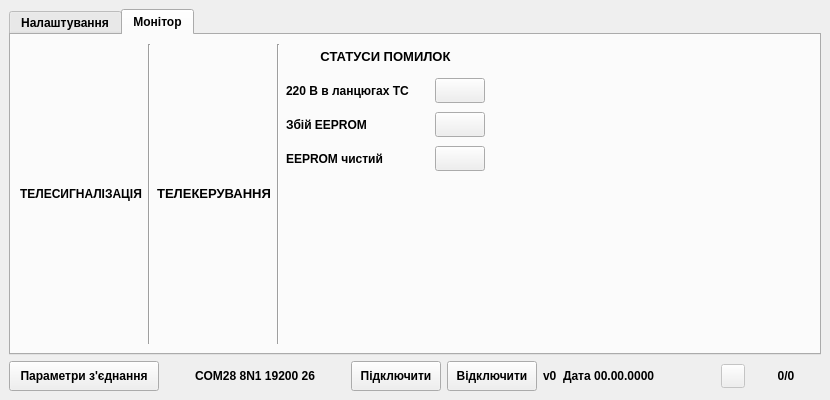
This is mdio.ui in Goodjamp/Mdio as Qt 5 draws it before an edit. The edited form follows.
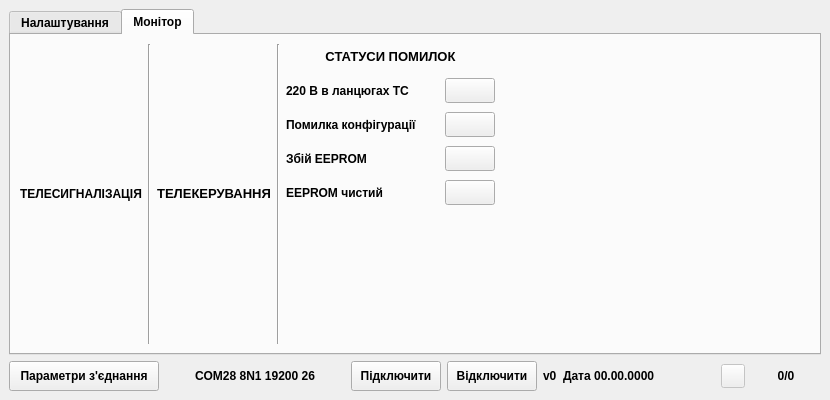
This is the edited form.

Commit message: Added the *Configuration Error* status indicaiotn

Diff of the .ui file:
```diff
--- a/mdio.ui
+++ b/mdio.ui
@@ -1024,11 +1024,59 @@
           </item>
           <item>
            <layout class="QGridLayout" name="gridLayout_2">
-            <item row="1" column="0">
+            <item row="0" column="0">
+             <widget class="QLabel" name="l220STate">
+              <property name="minimumSize">
+               <size>
+                <width>150</width>
+                <height>25</height>
+               </size>
+              </property>
+              <property name="maximumSize">
+               <size>
+                <width>130</width>
+                <height>25</height>
+               </size>
+              </property>
+              <property name="font">
+               <font>
+                <pointsize>9</pointsize>
+                <weight>75</weight>
+                <bold>true</bold>
+               </font>
+              </property>
+              <property name="text">
+               <string>220 В в ланцюгах ТС</string>
+              </property>
+             </widget>
+            </item>
+            <item row="3" column="1">
+             <widget class="QPushButton" name="pbEepromClearStatus">
+              <property name="minimumSize">
+               <size>
+                <width>50</width>
+                <height>25</height>
+               </size>
+              </property>
+              <property name="maximumSize">
+               <size>
+                <width>50</width>
+                <height>25</height>
+               </size>
+              </property>
+              <property name="text">
+               <string/>
+              </property>
+              <property name="checkable">
+               <bool>true</bool>
+              </property>
+             </widget>
+            </item>
+            <item row="2" column="0">
              <widget class="QLabel" name="label_6">
               <property name="minimumSize">
                <size>
-                <width>140</width>
+                <width>150</width>
                 <height>25</height>
                </size>
               </property>
@@ -1050,33 +1098,11 @@
               </property>
              </widget>
             </item>
-            <item row="0" column="1">
-             <widget class="QPushButton" name="pbVoltageOnTcStatus">
-              <property name="minimumSize">
-               <size>
-                <width>50</width>
-                <height>25</height>
-               </size>
-              </property>
-              <property name="maximumSize">
-               <size>
-                <width>50</width>
-                <height>25</height>
-               </size>
-              </property>
-              <property name="text">
-               <string/>
-              </property>
-              <property name="checkable">
-               <bool>true</bool>
-              </property>
-             </widget>
-            </item>
-            <item row="2" column="0">
+            <item row="3" column="0">
              <widget class="QLabel" name="label_12">
               <property name="minimumSize">
                <size>
-                <width>140</width>
+                <width>150</width>
                 <height>25</height>
                </size>
               </property>
@@ -1099,54 +1125,6 @@
              </widget>
             </item>
             <item row="2" column="1">
-             <widget class="QPushButton" name="pbEepromClearStatus">
-              <property name="minimumSize">
-               <size>
-                <width>50</width>
-                <height>25</height>
-               </size>
-              </property>
-              <property name="maximumSize">
-               <size>
-                <width>50</width>
-                <height>25</height>
-               </size>
-              </property>
-              <property name="text">
-               <string/>
-              </property>
-              <property name="checkable">
-               <bool>true</bool>
-              </property>
-             </widget>
-            </item>
-            <item row="0" column="0">
-             <widget class="QLabel" name="l220STate">
-              <property name="minimumSize">
-               <size>
-                <width>140</width>
-                <height>25</height>
-               </size>
-              </property>
-              <property name="maximumSize">
-               <size>
-                <width>130</width>
-                <height>25</height>
-               </size>
-              </property>
-              <property name="font">
-               <font>
-                <pointsize>9</pointsize>
-                <weight>75</weight>
-                <bold>true</bold>
-               </font>
-              </property>
-              <property name="text">
-               <string>220 В в ланцюгах ТС</string>
-              </property>
-             </widget>
-            </item>
-            <item row="1" column="1">
              <widget class="QPushButton" name="pbEepromStatus">
               <property name="minimumSize">
                <size>
@@ -1168,6 +1146,63 @@
               </property>
              </widget>
             </item>
+            <item row="0" column="1">
+             <widget class="QPushButton" name="pbVoltageOnTcStatus">
+              <property name="minimumSize">
+               <size>
+                <width>50</width>
+                <height>25</height>
+               </size>
+              </property>
+              <property name="maximumSize">
+               <size>
+                <width>50</width>
+                <height>25</height>
+               </size>
+              </property>
+              <property name="text">
+               <string/>
+              </property>
+              <property name="checkable">
+               <bool>true</bool>
+              </property>
+             </widget>
+            </item>
+            <item row="1" column="1">
+             <widget class="QPushButton" name="pbConfigurationError">
+              <property name="minimumSize">
+               <size>
+                <width>50</width>
+                <height>25</height>
+               </size>
+              </property>
+              <property name="maximumSize">
+               <size>
+                <width>50</width>
+                <height>25</height>
+               </size>
+              </property>
+              <property name="text">
+               <string/>
+              </property>
+              <property name="checkable">
+               <bool>true</bool>
+              </property>
+             </widget>
+            </item>
+            <item row="1" column="0">
+             <widget class="QLabel" name="label_7">
+              <property name="minimumSize">
+               <size>
+                <width>150</width>
+                <height>0</height>
+               </size>
+              </property>
+              <property name="text">
+               <string>Помилка конфігурації</string>
+              </property>
+             </widget>
+            </item>
            </layout>
           </item>
           <item>
```
The commit also changes 5 other files.
